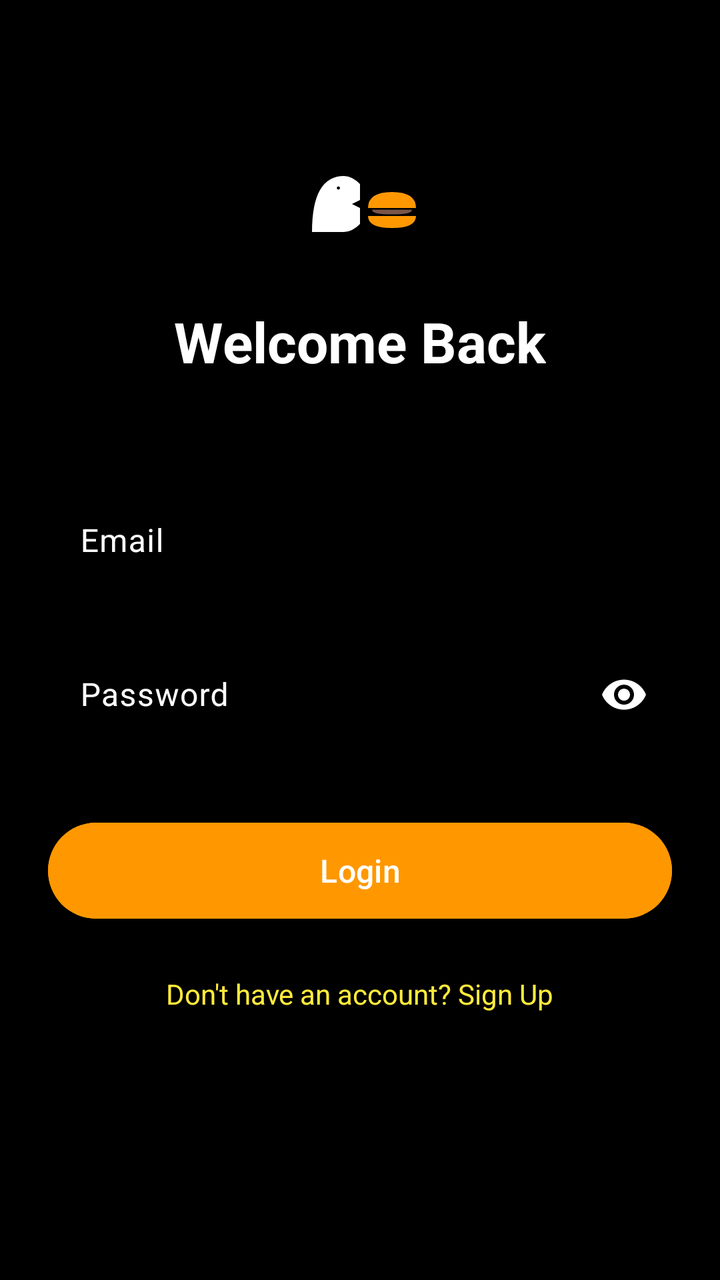
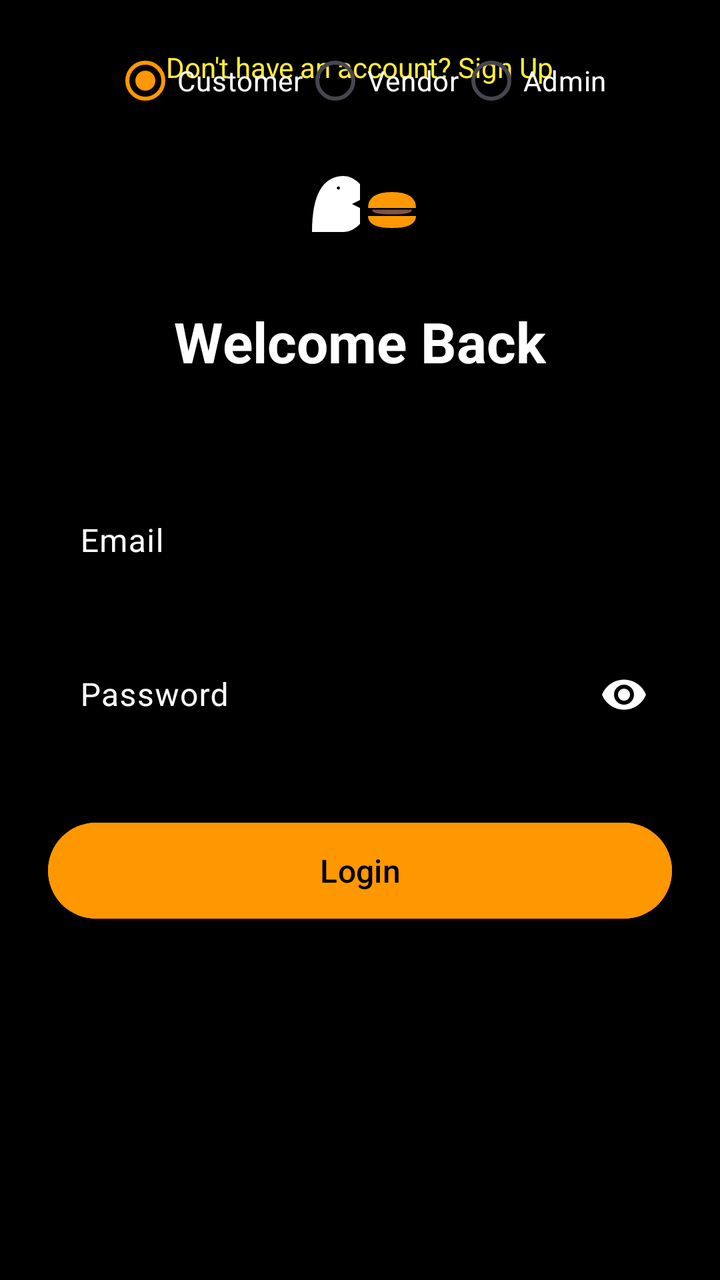

The first picture is an Android layout as it rendered before a commit; the second is the same layout after the commit. The layout source and the unified diff follow.
<!-- AndroidManifest.xml: application theme Theme.BiteForLessFoodBridge -->
<!-- res/layout/activity_login.xml -->
<?xml version="1.0" encoding="utf-8"?>
<androidx.constraintlayout.widget.ConstraintLayout xmlns:android="http://schemas.android.com/apk/res/android"
    xmlns:app="http://schemas.android.com/apk/res-auto"
    android:layout_width="match_parent"
    android:layout_height="match_parent"
    android:background="@color/black"
    android:padding="24dp">

    <ImageView
        android:id="@+id/logo_small"
        android:layout_width="80dp"
        android:layout_height="80dp"
        android:layout_marginTop="32dp"
        android:src="@drawable/ic_logo_bite"
        app:layout_constraintEnd_toEndOf="parent"
        app:layout_constraintStart_toStartOf="parent"
        app:layout_constraintTop_toTopOf="parent" />

    <TextView
        android:id="@+id/title"
        android:layout_width="wrap_content"
        android:layout_height="wrap_content"
        android:layout_marginTop="16dp"
        android:text="Welcome Back"
        android:textColor="@color/white"
        android:textSize="28sp"
        android:textStyle="bold"
        app:layout_constraintEnd_toEndOf="parent"
        app:layout_constraintStart_toStartOf="parent"
        app:layout_constraintTop_toBottomOf="@id/logo_small" />

    <com.google.android.material.textfield.TextInputLayout
        android:id="@+id/email_layout"
        style="@style/Widget.Material3.TextInputLayout.OutlinedBox"
        android:layout_width="match_parent"
        android:layout_height="wrap_content"
        android:layout_marginTop="48dp"
        android:hint="Email"
        android:textColorHint="@color/white"
        app:boxStrokeColor="@color/food_orange"
        app:hintTextColor="@color/food_orange"
        app:layout_constraintTop_toBottomOf="@id/title">

        <com.google.android.material.textfield.TextInputEditText
            android:id="@+id/et_email"
            android:layout_width="match_parent"
            android:layout_height="wrap_content"
            android:textColor="@color/white" />
    </com.google.android.material.textfield.TextInputLayout>

    <com.google.android.material.textfield.TextInputLayout
        android:id="@+id/password_layout"
        style="@style/Widget.Material3.TextInputLayout.OutlinedBox"
        android:layout_width="match_parent"
        android:layout_height="wrap_content"
        android:layout_marginTop="16dp"
        android:hint="Password"
        android:textColorHint="@color/white"
        app:boxStrokeColor="@color/food_orange"
        app:hintTextColor="@color/food_orange"
        app:layout_constraintTop_toBottomOf="@id/email_layout"
        app:passwordToggleEnabled="true"
        app:passwordToggleTint="@color/white">

        <com.google.android.material.textfield.TextInputEditText
            android:id="@+id/et_password"
            android:layout_width="match_parent"
            android:layout_height="wrap_content"
            android:inputType="textPassword"
            android:textColor="@color/white" />
    </com.google.android.material.textfield.TextInputLayout>

    <Button
        android:id="@+id/btn_login"
        android:layout_width="match_parent"
        android:layout_height="56dp"
        android:layout_marginTop="32dp"
        android:backgroundTint="@color/food_orange"
        android:text="Login"
        android:textAllCaps="false"
        android:textSize="16sp"
        app:layout_constraintTop_toBottomOf="@id/password_layout" />

    <TextView
        android:id="@+id/btn_goto_signup"
        android:layout_width="wrap_content"
        android:layout_height="wrap_content"
        android:layout_marginTop="24dp"
        android:text="Don't have an account? Sign Up"
        android:textColor="@color/food_yellow"
        app:layout_constraintEnd_toEndOf="parent"
        app:layout_constraintStart_toStartOf="parent"
        app:layout_constraintTop_toBottomOf="@id/btn_login" />

</androidx.constraintlayout.widget.ConstraintLayout>
<!-- resources referenced by this layout -->
<resources>
  <color name="black">#FF000000</color>
  <color name="food_orange">#FF9800</color>
  <color name="food_yellow">#FFEB3B</color>
  <color name="white">#FFFFFFFF</color>
  <!-- drawable ic_logo_bite (drawable) -->
  <vector xmlns:android="http://schemas.android.com/apk/res/android"
      android:width="200dp"
      android:height="200dp"
      android:viewportWidth="200"
      android:viewportHeight="200">
  
      
      <path
          android:fillColor="#FF9800"
          android:pathData="M110,130 L170,130 Q170,145 140,145 Q110,145 110,130 Z" />
  
      
      <path
          android:fillColor="#795548"
          android:pathData="M115,122 L165,122 Q165,128 140,128 Q115,128 115,122 Z" />
  
      
      <path
          android:fillColor="#FF9800"
          android:pathData="M110,120 L170,120 Q170,100 140,100 Q110,100 110,120 Z" />
  
      
      <path
          android:fillColor="#FFFFFF"
          android:pathData="M40,150 Q40,80 80,80 Q90,80 100,90 L100,110 L90,115 L100,120 L100,140 Q90,150 80,150 Z" />
  
      
      <path
          android:fillColor="#000000"
          android:pathData="M75,95 A2,2 0 1,1 71,95 A2,2 0 1,1 75,95" />
  
  </vector>
  <style name="Theme.BiteForLessFoodBridge" parent="Base.Theme.BiteForLessFoodBridge" />
  <style name="Base.Theme.BiteForLessFoodBridge" parent="Theme.Material3.DayNight.NoActionBar">
          <item name="colorPrimary">@color/primary</item>
          <item name="colorSecondary">@color/secondary</item>
          <item name="android:windowBackground">@color/black</item>
          <item name="android:statusBarColor">@color/black</item>
          <item name="android:navigationBarColor">@color/black</item>
      </style>
  <color name="primary">#FF9800</color>
  <color name="secondary">#FFEB3B</color>
</resources>

<!-- the commit's change to res/layout/activity_login.xml (unified diff, before → after) -->
@@ -85,11 +85,71 @@
         android:id="@+id/btn_goto_signup"
         android:layout_width="wrap_content"
         android:layout_height="wrap_content"
-        android:layout_marginTop="24dp"
+        android:layout_marginTop="16dp"
         android:text="Don't have an account? Sign Up"
         android:textColor="@color/food_yellow"
         app:layout_constraintEnd_toEndOf="parent"
         app:layout_constraintStart_toStartOf="parent"
-        app:layout_constraintTop_toBottomOf="@id/btn_login" />
+        app:layout_constraintTop_toBottomOf="@id/role_label" />
+
+    <TextView
+        android:id="@+id/role_label"
+        android:layout_width="wrap_content"
+        android:layout_height="wrap_content"
+        android:layout_marginTop="24dp"
+        android:text="Continue as (demo role)"
+        android:textColor="@color/text_secondary"
+        android:textSize="12sp"
+        app:layout_constraintEnd_toEndOf="parent"
+        app:layout_constraintStart_toStartOf="parent"
+        app:layout_constraintTop_toBottomOf="@id/btn_goto_signup" />
+
+    <RadioGroup
+        android:id="@+id/role_group"
+        android:layout_width="wrap_content"
+        android:layout_height="wrap_content"
+        android:layout_marginTop="8dp"
+        android:orientation="horizontal"
+        app:layout_constraintEnd_toEndOf="parent"
+        app:layout_constraintStart_toStartOf="parent"
+        app:layout_constraintTop_toBottomOf="@id/role_label">
+
+        <RadioButton
+            android:id="@+id/role_customer"
+            android:layout_width="wrap_content"
+            android:layout_height="wrap_content"
+            android:buttonTint="@color/food_orange"
+            android:checked="true"
+            android:text="Customer"
+            android:textColor="@color/white" />
+
+        <RadioButton
+            android:id="@+id/role_vendor"
+            android:layout_width="wrap_content"
+            android:layout_height="wrap_content"
+            android:buttonTint="@color/food_orange"
+            android:text="Vendor"
+            android:textColor="@color/white" />
+
+        <RadioButton
+            android:id="@+id/role_admin"
+            android:layout_width="wrap_content"
+            android:layout_height="wrap_content"
+            android:buttonTint="@color/food_orange"
+            android:text="Admin"
+            android:textColor="@color/white" />
+    </RadioGroup>
+
+    <Button
+        android:id="@+id/btn_google"
+        style="@style/Widget.Material3.Button.OutlinedButton"
+        android:layout_width="match_parent"
+        android:layout_height="56dp"
+        android:layout_marginTop="16dp"
+        android:text="Continue with Google"
+        android:visibility="gone"
+        app:layout_constraintEnd_toEndOf="parent"
+        app:layout_constraintStart_toStartOf="parent"
+        app:layout_constraintTop_toBottomOf="@id/role_group" />
 
 </androidx.constraintlayout.widget.ConstraintLayout>
<!-- resource entries referenced after the edit -->
@@ -3,6 +3,7 @@
   <color name="black">#FF000000</color>
   <color name="food_orange">#FF9800</color>
   <color name="food_yellow">#FFEB3B</color>
+  <color name="text_secondary">#B3FFFFFF</color>
   <color name="white">#FFFFFFFF</color>
   <!-- drawable ic_logo_bite (drawable) -->
   <vector xmlns:android="http://schemas.android.com/apk/res/android"
@@ -40,12 +41,26 @@
   <style name="Theme.BiteForLessFoodBridge" parent="Base.Theme.BiteForLessFoodBridge" />
   <style name="Base.Theme.BiteForLessFoodBridge" parent="Theme.Material3.DayNight.NoActionBar">
           <item name="colorPrimary">@color/primary</item>
+          <item name="colorOnPrimary">@color/black</item>
           <item name="colorSecondary">@color/secondary</item>
-          <item name="android:windowBackground">@color/black</item>
-          <item name="android:statusBarColor">@color/black</item>
-          <item name="android:navigationBarColor">@color/black</item>
+          <item name="colorError">@color/error</item>
+          <item name="android:windowBackground">@color/background</item>
+          <item name="android:statusBarColor">@color/background</item>
+          <item name="android:navigationBarColor">@color/background</item>
+          <item name="bottomNavigationStyle">@style/Widget.BiteForLess.BottomNavigation</item>
       </style>
   <color name="primary">#FF9800</color>
   <color name="secondary">#FFEB3B</color>
+  <color name="error">#F44336</color>
+  <color name="background">#FF000000</color>
+  <style name="Widget.BiteForLess.BottomNavigation" parent="Widget.Material3.BottomNavigationView">
+          <item name="materialThemeOverlay">@style/ThemeOverlay.BiteForLess.BottomNavigation</item>
+      </style>
+  <style name="ThemeOverlay.BiteForLess.BottomNavigation" parent="">
+          <item name="colorPrimary">@color/primary</item>
+          <item name="colorOnSurface">@color/text_secondary</item>
+          <item name="colorOnSurfaceVariant">@color/text_hint</item>
+      </style>
+  <color name="text_hint">#80FFFFFF</color>
 </resources>
 
